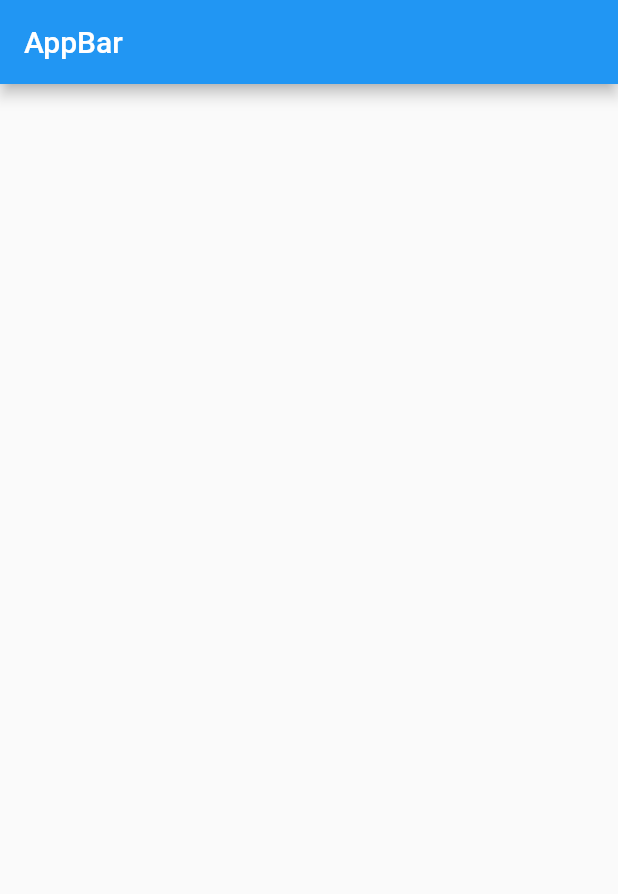
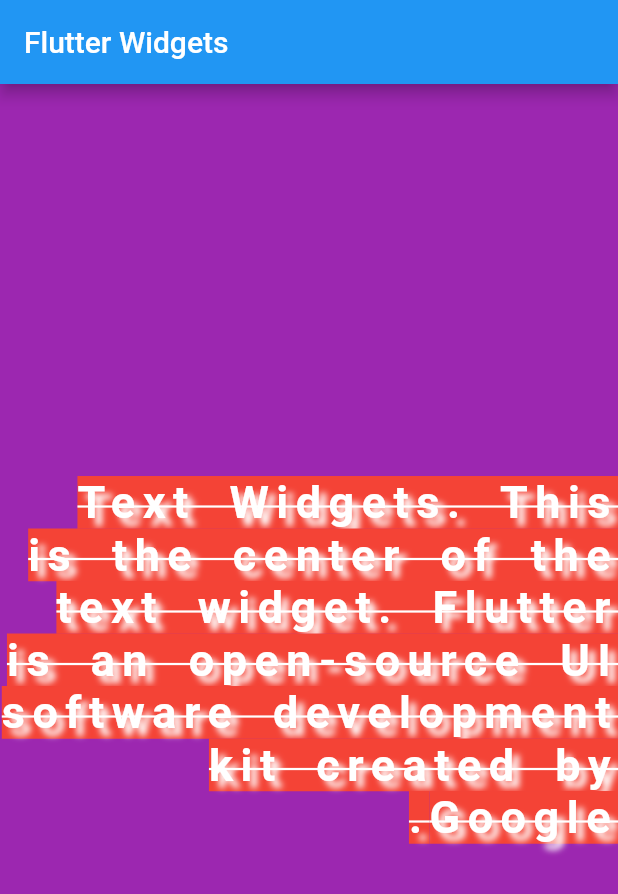
Before and after one commit to partho-debnath/flutter, a Flutter app: the screen it shows after launch, on a phone screen of 412 x 824 dp. Shown: the top 894 px of the screen. Run offline on Flutter 3.47's test engine with Material 2 defaults, Android fonts, the phone set to English and light mode, and no system bars.

Commit message:
Center widget. Text widgets and add style to this widgets

```diff
--- a/lib/main.dart
+++ b/lib/main.dart
@@ -1,4 +1,6 @@
 import 'package:flutter/material.dart';
+
+import './screens/home_screen.dart';
 
 void main() {
   runApp(const MyApp());
@@ -10,21 +12,9 @@ class MyApp extends StatelessWidget {
   @override
   Widget build(BuildContext context) {
     return const MaterialApp(
-      title: 'flutter',
+      debugShowCheckedModeBanner: false,
+      title: 'Widgets',
       home: HomeScreen(),
     );
   }
 }
-
-class HomeScreen extends StatelessWidget {
-  const HomeScreen({Key? key}) : super(key: key);
-
-  @override
-  Widget build(BuildContext context) {
-    return Scaffold(
-      appBar: AppBar(
-        title: const Text('AppBar'),
-      ),
-    );
-  }
-}
--- /dev/null
+++ b/lib/screens/home_screen.dart
@@ -0,0 +1,18 @@
+import 'package:flutter/material.dart';
+
+import '../widgets/text_and_center.dart';
+
+class HomeScreen extends StatelessWidget {
+  const HomeScreen({Key? key}) : super(key: key);
+
+  @override
+  Widget build(BuildContext context) {
+    return Scaffold(
+      backgroundColor: Colors.purple,
+      appBar: AppBar(
+        title: const Text('Flutter Widgets'),
+      ),
+      body: const CenterAndText(),
+    );
+  }
+}
--- /dev/null
+++ b/lib/widgets/text_and_center.dart
@@ -0,0 +1,38 @@
+import 'package:flutter/material.dart';
+
+class CenterAndText extends StatelessWidget {
+  const CenterAndText({super.key});
+
+  @override
+  Widget build(BuildContext context) {
+    return const Center(
+      child: Text(
+        'Text Widgets. This is the center of the text widget. Flutter is an open-source UI software development kit created by Google.',
+        // softWrap: false,
+        // textAlign: TextAlign.center,
+        textDirection: TextDirection.rtl,
+
+        style: TextStyle(
+          color: Colors.white,
+          fontSize: 30,
+          fontWeight: FontWeight.bold,
+          // overflow: TextOverflow.ellipsis,
+          shadows: <Shadow>[
+            Shadow(
+              blurRadius: 5,
+              color: Colors.white,
+              offset: Offset(
+                5,
+                5,
+              ),
+            ),
+          ],
+          decoration: TextDecoration.lineThrough,
+          backgroundColor: Colors.red,
+          letterSpacing: 5,
+          wordSpacing: 10,
+        ),
+      ),
+    );
+  }
+}
```
